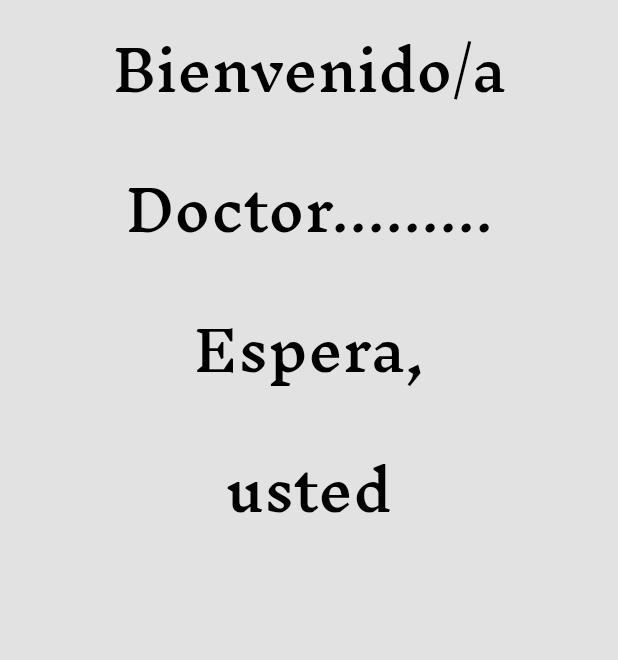
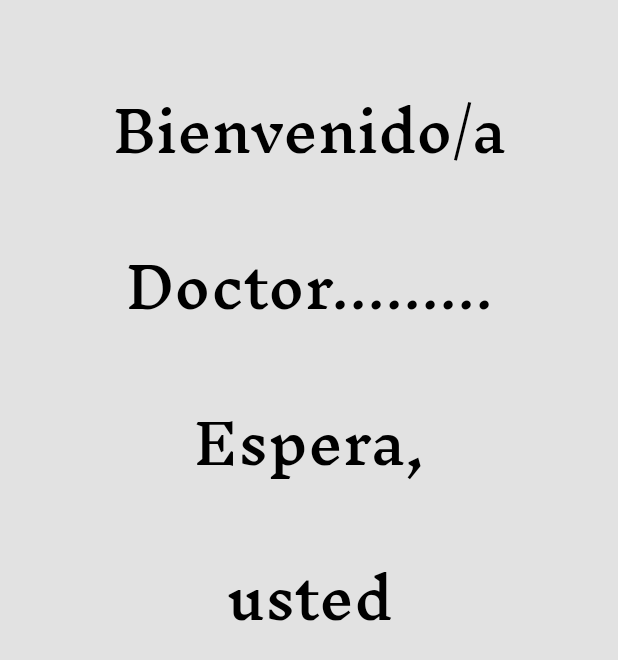
Before and after one commit to HaolinZheng/BonesVFinal, an Android app: the Eleccion screen opened through its navigation route, on a phone screen of 412 x 824 dp. Shown: the top 660 px of the screen. Run offline under Robolectric (Android 15) with nearby library versions, the phone set to English and light mode, and no system bars; our stand-ins replace navigation-ui.

Commit message:
Falta fragment de Base a operator(modificar9

```diff
--- a/app/src/main/java/com/example/bones/Home.java
+++ b/app/src/main/java/com/example/bones/Home.java
@@ -1,10 +1,15 @@
 package com.example.bones;
 
+import android.annotation.SuppressLint;
 import android.icu.util.Calendar;
 import android.icu.util.TimeZone;
 import android.os.Bundle;
 
+import androidx.annotation.NonNull;
+import androidx.annotation.Nullable;
 import androidx.fragment.app.Fragment;
+import androidx.navigation.NavController;
+import androidx.navigation.Navigation;
 
 import android.os.Handler;
 import android.view.LayoutInflater;
@@ -15,24 +20,39 @@ import com.example.bones.databinding.FragmentHomeBinding;
 public class Home extends Fragment {
 
     private FragmentHomeBinding binding;
+    NavController navController;
     @Override
     public void onCreate(Bundle savedInstanceState) {
         super.onCreate(savedInstanceState);
         final Handler refreshHandler = new Handler();
         final Runnable runnable = new Runnable() {
+            @SuppressLint("SetTextI18n")
             @Override
             public void run() {
                 Calendar rightNow = Calendar.getInstance(TimeZone.getDefault());
                 int hora = rightNow.get(Calendar.HOUR_OF_DAY);
                 int min = rightNow.get(Calendar.MINUTE);
                 int sec = rightNow.get(Calendar.SECOND);
-                binding.tiempo.setText(hora + ":" + min + ":" + sec);
+                int dia = rightNow.get(Calendar.DATE);
+                int mes = rightNow.get(Calendar.MONTH) + 1;
+                int ano = rightNow.get(Calendar.YEAR);
+                binding.tiempo.setText(hora + " : " + min + " : " + sec);
+                binding.dia.setText(dia + "/" + mes + "/" + ano);
                 refreshHandler.postDelayed(this, 1000);
             }
         };
         refreshHandler.postDelayed(runnable, 1000);
     }
-
+    public void onViewCreated(@NonNull View view, @Nullable Bundle savedInstanceState) {
+        super.onViewCreated(view, savedInstanceState);
+        navController = Navigation.findNavController(view);
+        binding.men.setOnClickListener(new View.OnClickListener() {
+            @Override
+            public void onClick(View v) {
+                navController.navigate(R.id.notif);
+            }
+        });
+    }
     @Override
     public View onCreateView(LayoutInflater inflater, ViewGroup container,
                              Bundle savedInstanceState) {
--- a/app/src/main/res/layout/fragment_eleccion.xml
+++ b/app/src/main/res/layout/fragment_eleccion.xml
@@ -1,11 +1,13 @@
 <?xml version="1.0" encoding="utf-8"?>
-<LinearLayout xmlns:android="http://schemas.android.com/apk/res/android"
+<androidx.constraintlayout.widget.ConstraintLayout xmlns:android="http://schemas.android.com/apk/res/android"
     android:layout_width="match_parent"
     android:layout_height="match_parent"
+    xmlns:app="http://schemas.android.com/apk/res-auto"
     android:background="#E2E2E2"
     android:orientation="vertical">
 
     <TextView
+        android:layout_marginTop="30dp"
         android:id="@+id/text1"
         android:layout_width="wrap_content"
         android:layout_height="wrap_content"
@@ -14,6 +16,10 @@
         android:fontFamily="@font/inknutantiquamedium"
         android:layout_gravity="center_horizontal"
         android:textAlignment="center"
+        app:layout_constraintTop_toTopOf="parent"
+        app:layout_constraintBottom_toTopOf="@id/text2"
+        app:layout_constraintStart_toStartOf="parent"
+        app:layout_constraintEnd_toEndOf="parent"
         android:textColor="@color/black"
         />
     <TextView
@@ -25,6 +31,10 @@
         android:fontFamily="@font/inknutantiquamedium"
         android:layout_gravity="center_horizontal"
         android:textAlignment="center"
+        app:layout_constraintTop_toBottomOf="@id/text1"
+        app:layout_constraintBottom_toTopOf="@id/text3"
+        app:layout_constraintStart_toStartOf="parent"
+        app:layout_constraintEnd_toEndOf="parent"
         android:textColor="@color/black"
         />
     <TextView
@@ -36,6 +46,10 @@
         android:fontFamily="@font/inknutantiquamedium"
         android:layout_gravity="center_horizontal"
         android:textAlignment="center"
+        app:layout_constraintTop_toBottomOf="@id/text2"
+        app:layout_constraintBottom_toTopOf="@id/text4"
+        app:layout_constraintStart_toStartOf="parent"
+        app:layout_constraintEnd_toEndOf="parent"
         android:textColor="@color/black"
         />
     <TextView
@@ -47,6 +61,10 @@
         android:fontFamily="@font/inknutantiquamedium"
         android:layout_gravity="center_horizontal"
         android:textAlignment="center"
+        app:layout_constraintTop_toBottomOf="@id/text3"
+        app:layout_constraintBottom_toTopOf="@id/boton1"
+        app:layout_constraintStart_toStartOf="parent"
+        app:layout_constraintEnd_toEndOf="parent"
         android:textColor="@color/black"
         />
 
@@ -64,12 +82,17 @@
         android:textAlignment="center"
         android:textColor="@color/white"
         android:textSize="20sp"
-        android:visibility="gone"/>
+        app:layout_constraintTop_toBottomOf="@id/text4"
+        app:layout_constraintBottom_toTopOf="@id/boton2"
+        app:layout_constraintStart_toStartOf="parent"
+        app:layout_constraintEnd_toEndOf="parent"
+        android:visibility="invisible"/>
 
     <Button
         android:layout_marginTop="40dp"
         android:id="@+id/boton2"
         android:padding="5sp"
+        android:layout_marginBottom="30dp"
         android:layout_width="350dp"
         android:layout_height="wrap_content"
         android:layout_gravity="center_horizontal"
@@ -80,6 +103,10 @@
         android:textAlignment="center"
         android:textColor="@color/white"
         android:textSize="20sp"
-        android:visibility="gone" />
+        app:layout_constraintTop_toBottomOf="@id/boton1"
+        app:layout_constraintBottom_toBottomOf="parent"
+        app:layout_constraintStart_toStartOf="parent"
+        app:layout_constraintEnd_toEndOf="parent"
+        android:visibility="invisible" />
 
-</LinearLayout>
+</androidx.constraintlayout.widget.ConstraintLayout>
--- a/app/src/main/res/navigation/menu.xml
+++ b/app/src/main/res/navigation/menu.xml
@@ -55,4 +55,9 @@
         android:name="com.example.bones.Registro"
         android:label="fragment_registro"
         tools:layout="@layout/fragment_registro" />
+    <fragment
+        android:id="@+id/notif"
+        android:name="com.example.bones.Notif"
+        android:label="fragment_notif"
+        tools:layout="@layout/fragment_notif" />
 </navigation>
```
Also changed, not shown: app/src/main/java/com/example/bones/Notif.java (added, +44 -0 lines), app/src/main/res/font/notosansletra.xml (added, +7 -0 lines), app/src/main/res/layout/fragment_home.xml (+37 -2 lines), app/src/main/res/layout/fragment_iniciosesion.xml (+8 -5 lines), app/src/main/res/layout/fragment_notif.xml (added, +91 -0 lines), app/src/main/res/layout/fragment_registro.xml (+6 -3 lines), app/src/main/res/menu/drawer_menu.xml (added, +12 -0 lines), app/src/main/res/drawable/fondo.jpg (added), app/src/main/res/drawable/perfil.png (added), app/src/main/res/drawable/yan.png (added), 1 other file.
